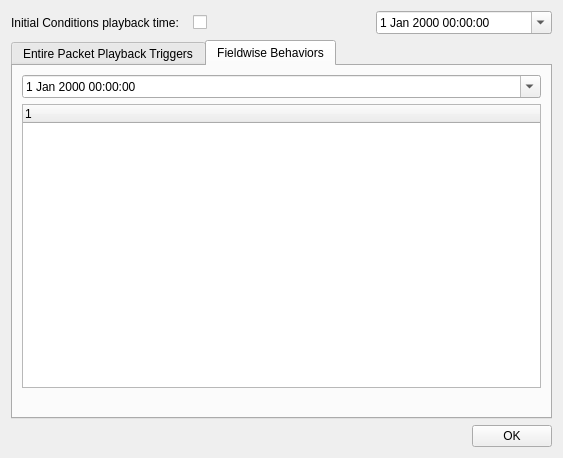
Before: the Qt Designer form apps/main/ui/simBehaviorEditor.ui in sudozer/dex, drawn with Qt 5.
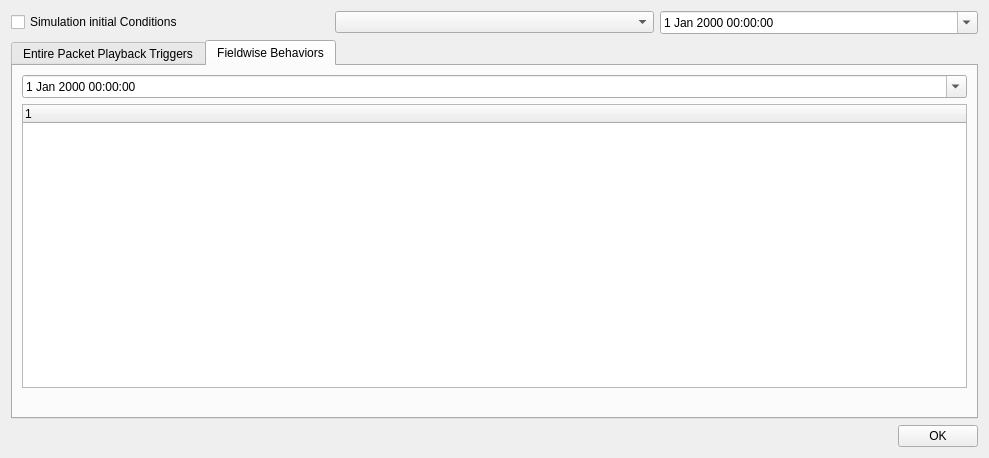
After: the same form once the commit is applied.

What changed in the file:
```diff
--- a/apps/main/ui/simBehaviorEditor.ui
+++ b/apps/main/ui/simBehaviorEditor.ui
@@ -6,7 +6,7 @@
    <rect>
     <x>0</x>
     <y>0</y>
-    <width>563</width>
+    <width>989</width>
     <height>458</height>
    </rect>
   </property>
@@ -18,22 +18,18 @@
     <layout class="QVBoxLayout" name="verticalLayout">
      <item>
       <layout class="QHBoxLayout" name="horizontalLayout">
-       <item>
-        <widget class="QLabel" name="label">
-         <property name="text">
-          <string>Initial Conditions playback time:</string>
-         </property>
-        </widget>
-       </item>
        <item>
         <widget class="QCheckBox" name="simInitConditions">
          <property name="text">
-          <string/>
+          <string>Simulation initial Conditions</string>
          </property>
         </widget>
        </item>
        <item>
-        <widget class="QDateTimeEdit" name="dateTimeEdit_2">
+        <widget class="QComboBox" name="databaseSelectBox"/>
+       </item>
+       <item>
+        <widget class="QDateTimeEdit" name="databaseTimeEdit">
          <property name="calendarPopup">
           <bool>true</bool>
          </property>
```
